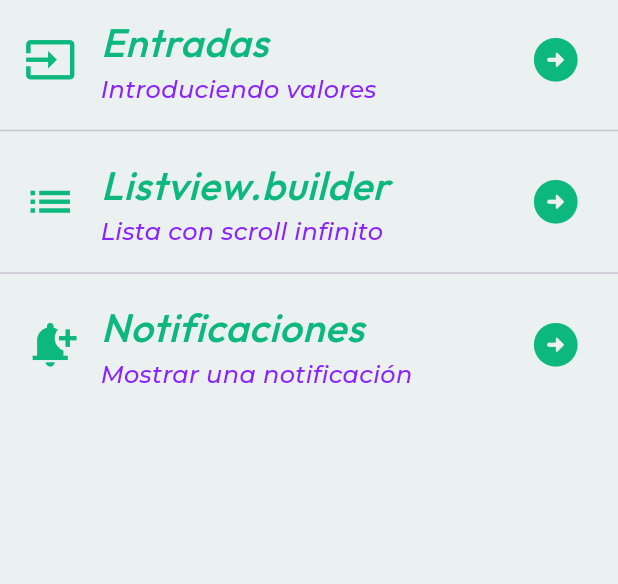
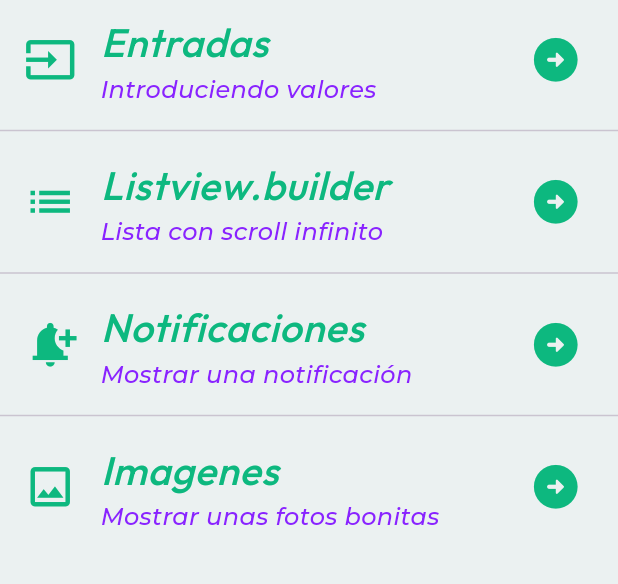
Before and after one commit to lauraHerSan01/componentes_flutter, a Flutter app: the screen it shows after launch, on a phone screen of 412 x 824 dp, the part 84-668 px from its top. Run offline on Flutter 3.47's test engine with Material 3 defaults, Android fonts, the phone set to English and light mode, and no system bars; our stand-ins replace google_fonts.

Commit message:
Adding Image

```diff
--- a/lib/Screens/home_screen.dart
+++ b/lib/Screens/home_screen.dart
@@ -1,4 +1,5 @@
 import 'package:flutter/material.dart';
+import 'package:practica3/Screens/images_screen.dart';
 import 'package:practica3/Screens/infinite_scroll_screen.dart';
 import 'package:practica3/Screens/inputs_screen.dart';
 import 'package:practica3/Screens/notifications_screen.dart';
@@ -89,6 +90,30 @@ class HomeScreen extends StatelessWidget {
               Navigator.push(context, ruta1);
             },
           ),
+          const Divider(),
+           ListTile(
+            title: Text(
+              'Imagenes',
+              style: AppTheme.lightTheme.textTheme.headlineLarge,
+            ),
+            subtitle: Text('Mostrar unas fotos bonitas',
+                style: AppTheme.lightTheme.textTheme.bodySmall),
+            leading: IconTheme(
+              data: AppTheme.lightTheme.iconTheme,
+              child: const Icon(Icons.image_outlined),
+            ),
+            trailing: IconTheme(
+              data: AppTheme.lightTheme.iconTheme,
+              child: const Icon(Icons.arrow_circle_right_rounded),
+            ),
+            onTap: () {
+              final ruta1 = MaterialPageRoute(
+                builder: (context) {
+                  return const ImageScreen();
+                });
+              Navigator.push(context, ruta1);
+            },
+          ),
         ],
       ),
     );
--- a/pubspec.yaml
+++ b/pubspec.yaml
@@ -18,3 +18,5 @@ dev_dependencies:
 
 flutter:
   uses-material-design: true
+  assets:
+    - assets/IMG/feria.jpg
```
Also changed, not shown: lib/Screens/images_screen.dart (added, +27 -0 lines), assets/IMG/feria.jpg (added).
